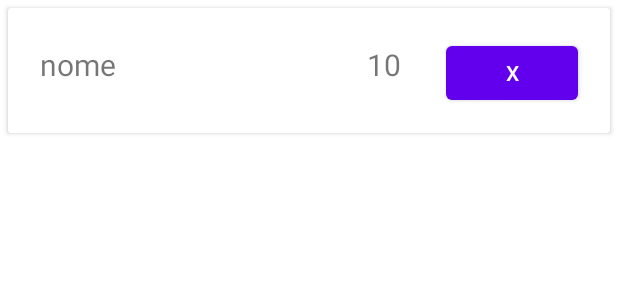
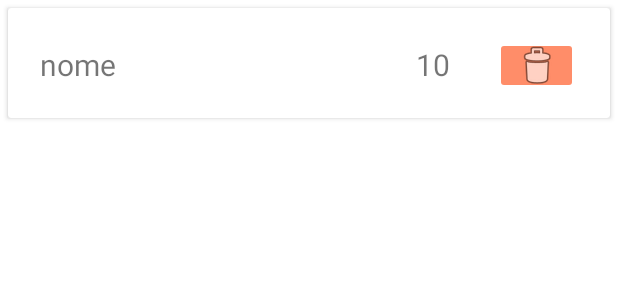
Before and after one commit to kevinDomingues/SecondHome, an Android app: the layout card_users.xml on its own in the app's theme, with its tools: preview values and no code run, on a phone screen of 412 x 824 dp. Shown: the top 300 px of the screen. Run offline under Robolectric (Android 15) with nearby library versions, the phone set to English and light mode, and no system bars.

Commit message:
modificacao cor e img button

```diff
--- a/app/src/main/java/ipvc/estg/secondhome/Card_user.kt
+++ b/app/src/main/java/ipvc/estg/secondhome/Card_user.kt
@@ -6,6 +6,7 @@ import android.view.LayoutInflater
 import android.view.View
 import android.view.ViewGroup
 import android.widget.Button
+import android.widget.ImageButton
 import android.widget.TextView
 import androidx.recyclerview.widget.RecyclerView
 import ipvc.estg.secondhome.models.User
@@ -41,7 +42,7 @@ class Card_user( c: List<User>) : RecyclerView.Adapter<Card_user.ViewHolder>() {
     inner class ViewHolder(itemView: View) : RecyclerView.ViewHolder(itemView) {
         var nomeText: TextView
         var anuncioText: TextView
-        var button: Button
+        var button: ImageButton
 
         init {
             nomeText = itemView.findViewById(R.id.nome)
--- a/app/src/main/res/layout/card_users.xml
+++ b/app/src/main/res/layout/card_users.xml
@@ -35,13 +35,14 @@
             app:layout_constraintEnd_toStartOf="@+id/button"
             app:layout_constraintTop_toTopOf="parent" />
 
-        <Button
+        <ImageButton
             android:id="@+id/button"
-            android:layout_width="wrap_content"
-            android:layout_height="wrap_content"
+            android:layout_width="55dp"
+            android:layout_height="38dp"
             android:layout_marginTop="3dp"
             android:layout_marginEnd="5dp"
-            android:text="X"
+            android:backgroundTint="#FF8D69"
+            android:src="@android:drawable/ic_menu_delete"
             app:layout_constraintEnd_toEndOf="parent"
             app:layout_constraintTop_toTopOf="parent" />
     </androidx.constraintlayout.widget.ConstraintLayout>
```
